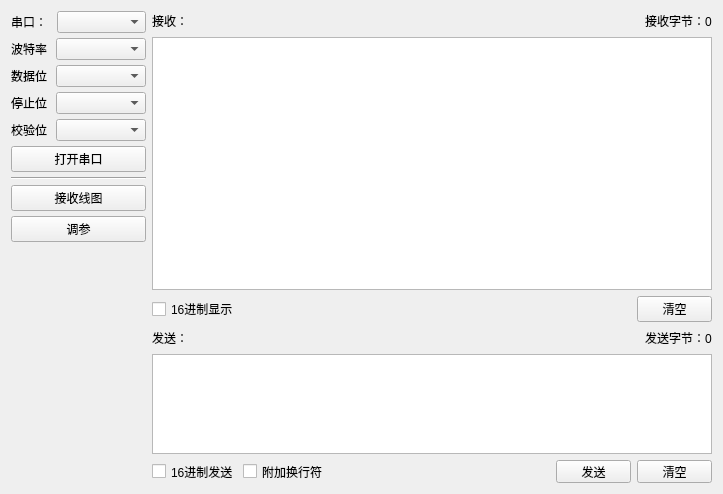
Qt form SerialTool/mainwidget.ui (CJH3213/SerialPortAssistant) before a commit.
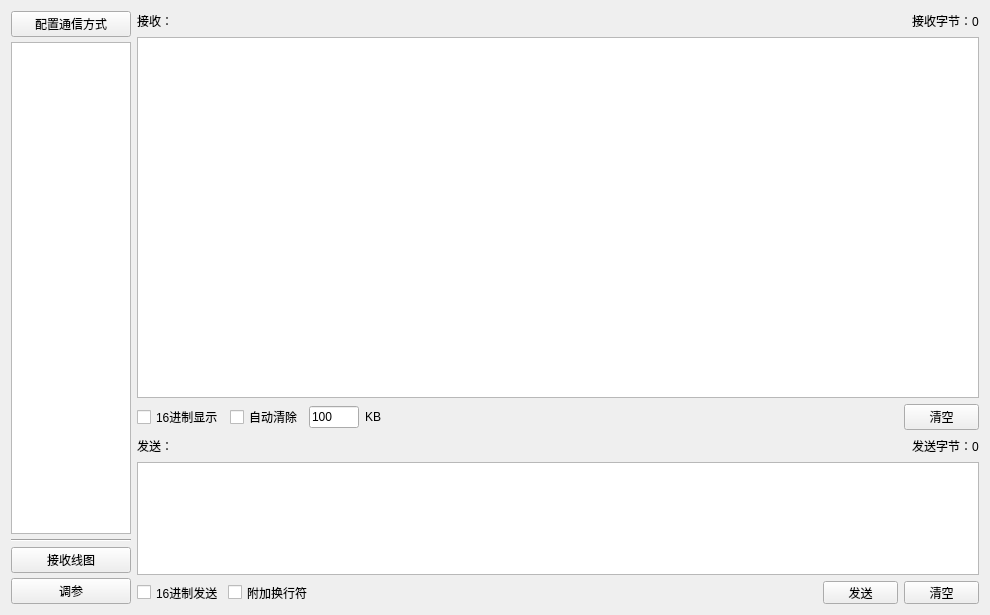
The same form after that commit.

Diff of the .ui file:
```diff
--- a/SerialTool/mainwidget.ui
+++ b/SerialTool/mainwidget.ui
@@ -6,152 +6,74 @@
    <rect>
     <x>0</x>
     <y>0</y>
-    <width>723</width>
-    <height>494</height>
+    <width>990</width>
+    <height>615</height>
    </rect>
   </property>
   <property name="windowTitle">
    <string>Widget</string>
   </property>
-  <layout class="QHBoxLayout" name="horizontalLayout_10">
+  <layout class="QHBoxLayout" name="horizontalLayout_10" stretch="1,100">
    <item>
     <layout class="QVBoxLayout" name="verticalLayout_2">
      <property name="spacing">
       <number>5</number>
      </property>
+     <property name="sizeConstraint">
+      <enum>QLayout::SizeConstraint::SetDefaultConstraint</enum>
+     </property>
      <item>
-      <layout class="QVBoxLayout" name="verticalLayout">
-       <item>
-        <layout class="QHBoxLayout" name="horizontalLayout">
-         <property name="spacing">
-          <number>6</number>
-         </property>
-         <property name="sizeConstraint">
-          <enum>QLayout::SetDefaultConstraint</enum>
-         </property>
-         <item>
-          <widget class="QLabel" name="label">
-           <property name="maximumSize">
-            <size>
-             <width>40</width>
-             <height>16777215</height>
-            </size>
-           </property>
-           <property name="text">
-            <string>串口：</string>
-           </property>
-          </widget>
-         </item>
-         <item>
-          <widget class="QComboBox" name="mPortNamesComboBox">
-           <property name="minimumSize">
-            <size>
-             <width>0</width>
-             <height>0</height>
-            </size>
-           </property>
-          </widget>
-         </item>
-        </layout>
-       </item>
-       <item>
-        <layout class="QHBoxLayout" name="horizontalLayout_2">
-         <item>
-          <widget class="QLabel" name="label_6">
-           <property name="maximumSize">
-            <size>
-             <width>40</width>
-             <height>16777215</height>
-            </size>
-           </property>
-           <property name="text">
-            <string>波特率：</string>
-           </property>
-          </widget>
-         </item>
-         <item>
-          <widget class="QComboBox" name="mBaudrateComboBox">
-           <property name="minimumSize">
-            <size>
-             <width>90</width>
-             <height>0</height>
-            </size>
-           </property>
-          </widget>
-         </item>
-        </layout>
-       </item>
-       <item>
-        <layout class="QHBoxLayout" name="horizontalLayout_3">
-         <item>
-          <widget class="QLabel" name="label_7">
-           <property name="maximumSize">
-            <size>
-             <width>40</width>
-             <height>16777215</height>
-            </size>
-           </property>
-           <property name="text">
-            <string>数据位：</string>
-           </property>
-          </widget>
-         </item>
-         <item>
-          <widget class="QComboBox" name="mDataBitsComboBox"/>
-         </item>
-        </layout>
-       </item>
-       <item>
-        <layout class="QHBoxLayout" name="horizontalLayout_4">
-         <item>
-          <widget class="QLabel" name="label_8">
-           <property name="maximumSize">
-            <size>
-             <width>40</width>
-             <height>16777215</height>
-            </size>
-           </property>
-           <property name="text">
-            <string>停止位：</string>
-           </property>
-          </widget>
-         </item>
-         <item>
-          <widget class="QComboBox" name="mStopBitsComboBox"/>
-         </item>
-        </layout>
-       </item>
-       <item>
-        <layout class="QHBoxLayout" name="horizontalLayout_5">
-         <item>
-          <widget class="QLabel" name="label_9">
-           <property name="maximumSize">
-            <size>
-             <width>40</width>
-             <height>16777215</height>
-            </size>
-           </property>
-           <property name="text">
-            <string>校验位：</string>
-           </property>
-          </widget>
-         </item>
-         <item>
-          <widget class="QComboBox" name="mParityComboBox"/>
-         </item>
-        </layout>
-       </item>
-      </layout>
+      <layout class="QVBoxLayout" name="verticalLayout"/>
      </item>
      <item>
-      <widget class="QPushButton" name="mConnectButton">
+      <widget class="QPushButton" name="mOpenConnectionDialogButton">
+       <property name="minimumSize">
+        <size>
+         <width>120</width>
+         <height>0</height>
+        </size>
+       </property>
+       <property name="maximumSize">
+        <size>
+         <width>120</width>
+         <height>16777215</height>
+        </size>
+       </property>
        <property name="text">
-        <string>打开串口</string>
+        <string>配置通信方式</string>
+       </property>
+      </widget>
+     </item>
+     <item>
+      <widget class="QPlainTextEdit" name="te_Details">
+       <property name="minimumSize">
+        <size>
+         <width>120</width>
+         <height>0</height>
+        </size>
+       </property>
+       <property name="maximumSize">
+        <size>
+         <width>120</width>
+         <height>16777215</height>
+        </size>
        </property>
       </widget>
      </item>
      <item>
       <widget class="Line" name="line">
+       <property name="minimumSize">
+        <size>
+         <width>120</width>
+         <height>0</height>
+        </size>
+       </property>
+       <property name="maximumSize">
+        <size>
+         <width>120</width>
+         <height>16777215</height>
+        </size>
+       </property>
        <property name="orientation">
         <enum>Qt::Horizontal</enum>
        </property>
@@ -159,6 +81,18 @@
      </item>
      <item>
       <widget class="QPushButton" name="pushButton">
+       <property name="minimumSize">
+        <size>
+         <width>120</width>
+         <height>0</height>
+        </size>
+       </property>
+       <property name="maximumSize">
+        <size>
+         <width>120</width>
+         <height>16777215</height>
+        </size>
+       </property>
        <property name="text">
         <string>接收线图</string>
        </property>
@@ -166,30 +100,29 @@
      </item>
      <item>
       <widget class="QPushButton" name="pushButton_2">
+       <property name="minimumSize">
+        <size>
+         <width>120</width>
+         <height>0</height>
+        </size>
+       </property>
+       <property name="maximumSize">
+        <size>
+         <width>120</width>
+         <height>16777215</height>
+        </size>
+       </property>
        <property name="text">
         <string>调参</string>
        </property>
       </widget>
      </item>
-     <item>
-      <spacer name="verticalSpacer">
-       <property name="orientation">
-        <enum>Qt::Vertical</enum>
-       </property>
-       <property name="sizeHint" stdset="0">
-        <size>
-         <width>20</width>
-         <height>40</height>
-        </size>
-       </property>
-      </spacer>
-     </item>
     </layout>
    </item>
    <item>
-    <layout class="QVBoxLayout" name="verticalLayout_5">
+    <layout class="QVBoxLayout" name="verticalLayout_5" stretch="100,40">
      <item>
-      <layout class="QVBoxLayout" name="verticalLayout_3">
+      <layout class="QVBoxLayout" name="verticalLayout_3" stretch="1,100,1">
        <item>
         <layout class="QHBoxLayout" name="horizontalLayout_6">
          <item>
@@ -237,6 +170,33 @@
            </property>
           </widget>
          </item>
+         <item>
+          <widget class="QCheckBox" name="cb_AutoClear">
+           <property name="text">
+            <string>自动清除</string>
+           </property>
+          </widget>
+         </item>
+         <item>
+          <widget class="QLineEdit" name="le_ClearThreshold">
+           <property name="maximumSize">
+            <size>
+             <width>50</width>
+             <height>16777215</height>
+            </size>
+           </property>
+           <property name="text">
+            <string>100</string>
+           </property>
+          </widget>
+         </item>
+         <item>
+          <widget class="QLabel" name="label">
+           <property name="text">
+            <string>KB</string>
+           </property>
+          </widget>
+         </item>
          <item>
           <spacer name="horizontalSpacer_3">
            <property name="orientation">
@@ -268,7 +228,7 @@
       </layout>
      </item>
      <item>
-      <layout class="QVBoxLayout" name="verticalLayout_4" stretch="0,0,0">
+      <layout class="QVBoxLayout" name="verticalLayout_4" stretch="1,100,1">
        <property name="sizeConstraint">
         <enum>QLayout::SetFixedSize</enum>
        </property>
@@ -323,10 +283,10 @@
        </item>
        <item>
         <widget class="QPlainTextEdit" name="mSendTextEdit">
-         <property name="maximumSize">
+         <property name="minimumSize">
           <size>
-           <width>16777215</width>
-           <height>100</height>
+           <width>0</width>
+           <height>0</height>
           </size>
          </property>
         </widget>
```
Left out of the diff: 18 changed lines with no effect on the pictures.
